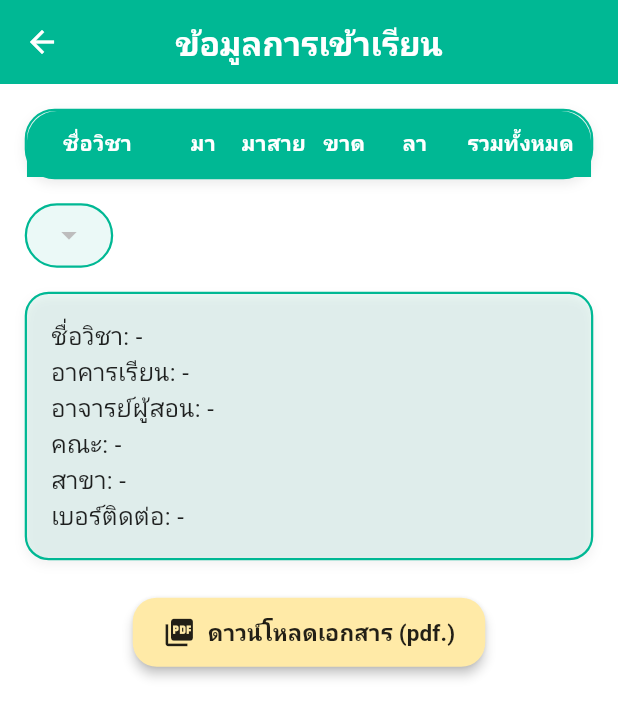
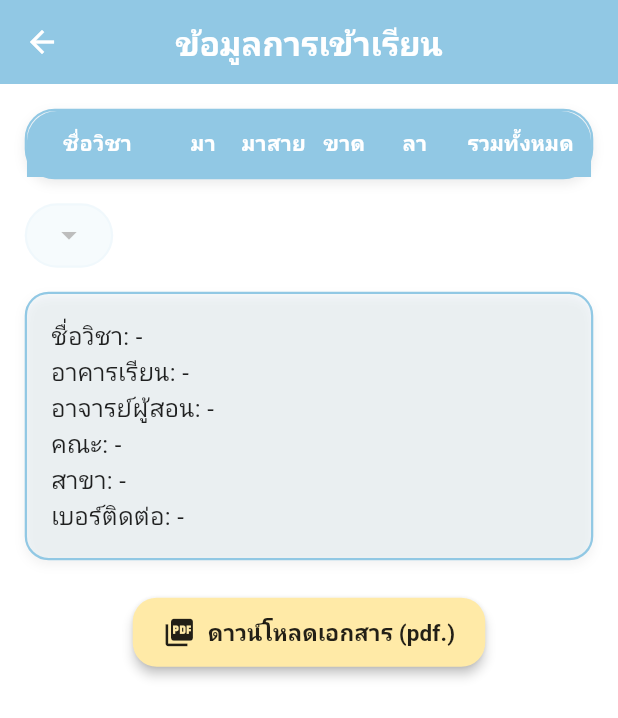
Before and after one commit to baitong12/edunudge-ui, a Flutter app: the Attendance screen opened by its route, on a phone screen of 412 x 824 dp. Shown: the top 718 px of the screen. Run offline on Flutter 3.47's test engine with Material 3 defaults, Android fonts, the phone set to English and light mode, and no system bars; drawn by our look-alikes of overlay_support; our stand-ins replace dio, firebase_auth, firebase_core, firebase_messaging, fl_chart, flutter_dotenv and 5 more; missing offline and left inert: workmanager; accounts and stored records are empty; network calls fail.

Commit message:
แก้สีของนักศึกษากับappbar

```diff
--- a/lib/pages/student/attendance.dart
+++ b/lib/pages/student/attendance.dart
@@ -117,7 +117,7 @@ class _AttendanceState extends State<Attendance> { // ประกาศคล
       extendBody: true, // อนุญาตให้ body ขยายไปด้านล่าง bottom navigation bar (ถ้ามี)
       backgroundColor: Colors.white, // ตั้งค่าสีพื้นหลังเป็นสีขาว
       appBar: AppBar( // AppBar ส่วนหัวของหน้า
-        backgroundColor: const Color(0xFF00B894), // ตั้งค่าสีพื้นหลังของ AppBar เป็นสีเขียวมิ้นท์
+        backgroundColor: const Color(0xFF91C8E4), // ตั้งค่าสีพื้นหลังของ AppBar เป็นสีฟ้า
         elevation: 0, // ยกเลิกเงาใต้ AppBar
         leading: IconButton( // ปุ่มนำทางด้านซ้าย (ย้อนกลับ)
           icon: const Icon(Icons.arrow_back, color: Colors.white), // ไอคอนลูกศรย้อนกลับสีขาว
@@ -142,10 +142,10 @@ class _AttendanceState extends State<Attendance> { // ประกาศคล
                 : Container( // Container สำหรับตารางสรุป
                     width: double.infinity, // ความกว้างเต็มที่
                     decoration: BoxDecoration( // ตกแต่งกล่องตาราง
-                      color: const Color(0xFF00B894).withOpacity(0.08), // สีพื้นหลังจางๆ
+                      color: const Color(0xFF91C8E4).withOpacity(0.08), // สีพื้นหลังจางๆ
                       borderRadius: BorderRadius.circular(20), // มุมโค้งมน
                       border: Border.all( // ขอบตาราง
-                          color: const Color(0xFF00B894), width: 1.5),
+                          color: const Color(0xFF91C8E4), width: 1.5),
                       boxShadow: [ // เงาตาราง
                         BoxShadow(
                           color: Colors.black.withOpacity(0.08),
@@ -158,7 +158,7 @@ class _AttendanceState extends State<Attendance> { // ประกาศคล
                       children: [
                         Container( // Container สำหรับส่วนหัวตาราง
                           decoration: const BoxDecoration(
-                            color: Color(0xFF00B894), // สีพื้นหลังส่วนหัว
+                            color: Color(0xFF91C8E4), // สีพื้นหลังส่วนหัว
                             borderRadius: BorderRadius.only( // มุมโค้งมนเฉพาะด้านบน
                               topLeft: Radius.circular(20),
                               topRight: Radius.circular(20),
@@ -343,9 +343,9 @@ class _AttendanceState extends State<Attendance> { // ประกาศคล
                 padding: // Padding ภายใน Dropdown
                     const EdgeInsets.symmetric(horizontal: 16, vertical: 8),
                 decoration: BoxDecoration( // ตกแต่งกล่อง Dropdown
-                  color: const Color(0xFF00B894).withOpacity(0.08), // สีพื้นหลังจางๆ
+                  color: const Color(0xF91C8E4).withOpacity(0.08), // สีพื้นหลังจางๆ
                   borderRadius: BorderRadius.circular(24), // มุมโค้งมน
-                  border: Border.all(color: const Color(0xFF00B894), width: 1.5), // ขอบสีเขียว
+                  border: Border.all(color: const Color(0xF91C8E4), width: 1.5), // ขอบสีเขียว
                 ),
                 child: DropdownButtonHideUnderline( // ซ่อนเส้นใต้ Dropdown
                   child: DropdownButton<String>( // Dropdown สำหรับเลือกวิชา
@@ -377,9 +377,9 @@ class _AttendanceState extends State<Attendance> { // ประกาศคล
               margin: const EdgeInsets.only(top: 8), // Margin ด้านบน
               padding: const EdgeInsets.all(16), // Padding ภายใน
               decoration: BoxDecoration( // ตกแต่งกล่องรายละเอียด
-                color: const Color(0xFF00B894).withOpacity(0.08),
+                color: const Color(0xFF91C8E4).withOpacity(0.08),
                 borderRadius: BorderRadius.circular(16),
-                border: Border.all(color: const Color(0xFF00B894), width: 1.5),
+                border: Border.all(color: const Color(0xFF91C8E4), width: 1.5),
                 boxShadow: [
                   BoxShadow(
                     color: Colors.black.withOpacity(0.05),
--- a/lib/pages/student/classroom.dart
+++ b/lib/pages/student/classroom.dart
@@ -52,7 +52,7 @@ class _ClassroomState extends State<Classroom> { // ประกาศคลา
     final screenWidth = MediaQuery.of(context).size.width; // รับความกว้างของหน้าจอ
     final screenHeight = MediaQuery.of(context).size.height; // รับความสูงของหน้าจอ
 
-    final cardColors = [Color(0xFF00B894)]; // กำหนดลิสต์ของสีสำหรับบัตรห้องเรียน (ปัจจุบันมีเพียงสีเดียว: เขียวมิ้นท์)
+    final cardColors = [Color(0xFF91C8E4)]; // กำหนดลิสต์ของสีสำหรับบัตรห้องเรียน (ปัจจุบันมีเพียงสีเดียว: เขียวมิ้นท์)
 
     return Scaffold( // ส่งกลับ Scaffold หลัก
       backgroundColor: Colors.transparent, // ตั้งค่าพื้นหลังเป็นโปร่งใส (เพื่อใช้สีพื้นหลังจาก Container ด้านใน)
--- a/lib/pages/student/custombottomnav.dart
+++ b/lib/pages/student/custombottomnav.dart
@@ -25,7 +25,7 @@ class CustomBottomNav extends StatelessWidget { // กำหนดคลาส C
     return Container( // คืนค่า Container หลักสำหรับแถบนำทางด้านล่าง
       padding: EdgeInsets.symmetric(horizontal: horizontalPadding, vertical: verticalPadding), // กำหนด padding ให้กับ Container หลัก
       decoration: BoxDecoration( // กำหนดการตกแต่งให้กับ Container
-        color: const Color(0xFF91C8E4), // กำหนดสีพื้นหลัง (สีเขียวเทอร์ควอยซ์)
+        color: const Color(0xFF91C8E4), // กำหนดสีพื้นหลัง (สีฟ้า)
         borderRadius: BorderRadius.circular(30), // กำหนดรัศมีขอบโค้ง
         boxShadow: [ // กำหนดเงาให้กับ Container
           BoxShadow( // เงาอันแรก
--- a/lib/pages/student/join_class.dart
+++ b/lib/pages/student/join_class.dart
@@ -151,7 +151,7 @@ class _ClassroomJoinState extends State<ClassroomJoin> {
                 color: Colors.white, // พื้นหลังสีขาว
                 borderRadius: BorderRadius.circular(20), // มุมโค้ง 20
                 border: Border.all(
-                  color: const Color(0xFF00B894), // ขอบสีเขียว
+                  color: const Color(0xFF91C8E4), // ขอบสีฟ้า
                   width: 2,
                 ),
                 boxShadow: [
@@ -196,7 +196,7 @@ class _ClassroomJoinState extends State<ClassroomJoin> {
                       focusedBorder: OutlineInputBorder(
                         borderRadius: BorderRadius.circular(14),
                         borderSide: const BorderSide(
-                            color: Color(0xFF00B894), width: 2), // ขอบเมื่อโฟกัส
+                            color: Color(0xFF91C8E4), width: 2), // ขอบเมื่อโฟกัส
                       ),
                       contentPadding: EdgeInsets.symmetric(
                           horizontal: screenWidth * 0.04,
--- a/lib/shared/customappbar.dart
+++ b/lib/shared/customappbar.dart
@@ -132,7 +132,7 @@ class _CustomAppBarState extends State<CustomAppBar> {
             padding: const EdgeInsets.symmetric(horizontal: 20, vertical: 12),
             // เว้นระยะภายใน container ซ้าย-ขวา 20, บน-ล่าง 12
             decoration: BoxDecoration(
-              color: const Color(0xFFFFEAA7), // สีพื้นหลังของ AppBar
+              color: const Color(0xFF91C8E4), // สีพื้นหลังของ AppBar
               borderRadius: BorderRadius.circular(40), // มุมโค้ง container
             ),
             child: Row(
```
Also changed, not shown: lib/pages/student/home.dart (+4 -4 lines), lib/pages/student/subject.dart (+5 -5 lines).
